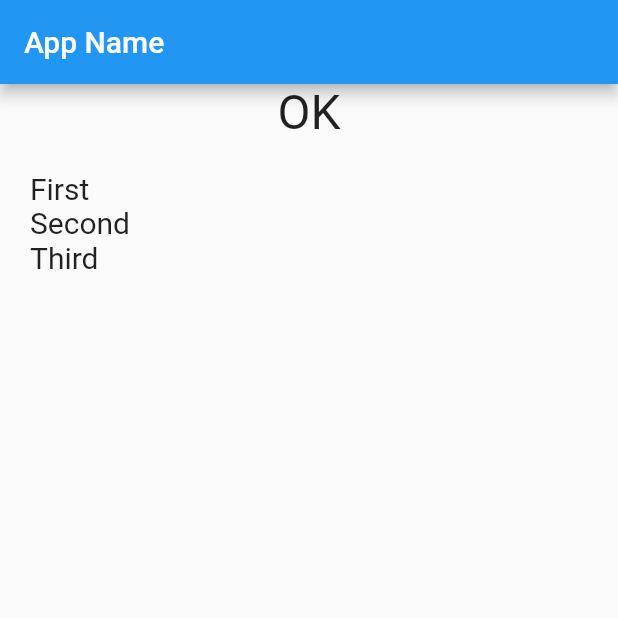
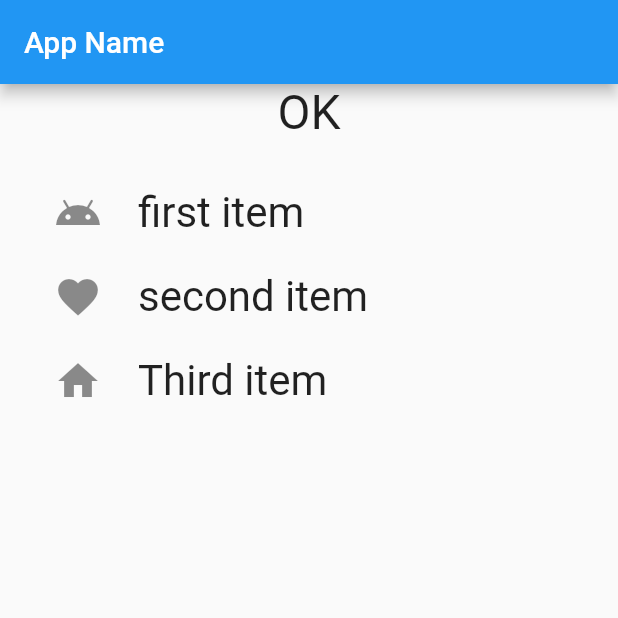
Before and after one commit to Sho-Nagato/flutter-training, a Flutter app: the screen it shows after launch, on a phone screen of 412 x 824 dp, the top half of it. Run offline on Flutter 3.47's test engine with Material 2 defaults, Android fonts, the phone set to English and light mode, and no system bars.

Commit message:
fix ListView and ListTile

```diff
--- a/lib/main.dart
+++ b/lib/main.dart
@@ -30,6 +30,8 @@ class MyHomePage extends StatefulWidget {
 }
 
 class _MyHomePageState extends State<MyHomePage> {
+  static String _message = "OK";
+  static int _index = 0;
 
   @override
   Widget build(BuildContext context) {
@@ -39,23 +41,53 @@ class _MyHomePageState extends State<MyHomePage> {
       ),
       body: Column(
         children: [
-          const Text(
-            "OK",
-            style: TextStyle(
+          Text(
+            _message,
+            style: const TextStyle(
               fontSize: 32.0
             ),
           ),
           ListView(
             shrinkWrap: true,
             padding: const EdgeInsets.all(20.0),
-            children: const [
-              Text("First", style: TextStyle(fontSize: 20.0)),
-              Text("Second", style: TextStyle(fontSize: 20.0)),
-              Text("Third", style: TextStyle(fontSize: 20.0)),
+            children: [
+              ListTile(
+                leading: const Icon(Icons.android, size:32),
+                title: const Text("first item", style: TextStyle(fontSize: 28.0)),
+                selected: _index == 1,
+                onTap: () {
+                  _index = 1;
+                  tapTile();
+                },
+              ),
+              ListTile(
+                leading: const Icon(Icons.favorite, size:32),
+                title: const Text("second item", style: TextStyle(fontSize: 28.0)),
+                selected: _index == 2,
+                onTap: () {
+                  _index = 2;
+                  tapTile();
+                },
+              ),
+              ListTile(
+                leading: const Icon(Icons.home, size:32),
+                title: const Text("Third item", style: TextStyle(fontSize: 28.0)),
+                selected: _index == 3,
+                onTap: () {
+                  _index = 3;
+                  tapTile();
+                },
+              ),
             ],
           )
         ],
       ),
     );
   }
+
+  void tapTile() {
+    setState(() {
+      _message = "you tapped: No, $_index";
+    });
+  }
 }
```
